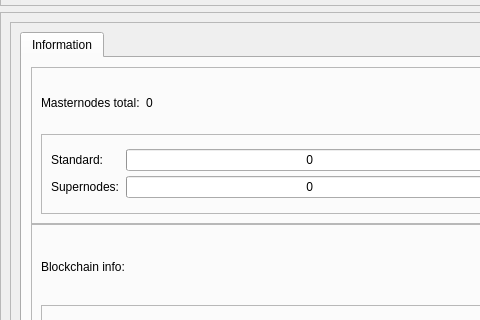
Above: src/qt/forms/overviewpage.ui from SatoshiCoin-Crypto/SWYFT.Network-SATC before the change; both pictures show x 0 to 480 and y 240 to 560 of the 1067 by 650 pixel window. Below: the same form after it.
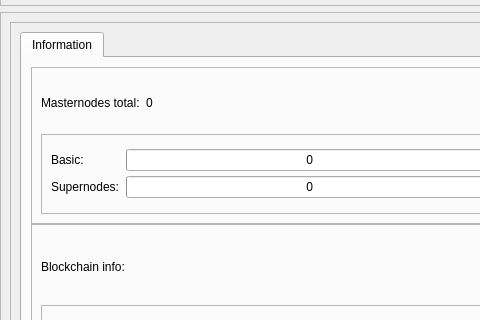
That is the form after the change.

What changed in the file:
```diff
--- a/src/qt/forms/overviewpage.ui
+++ b/src/qt/forms/overviewpage.ui
@@ -693,7 +693,7 @@
                             </size>
                            </property>
                            <property name="text">
-                            <string>Standard:</string>
+                            <string>Basic:</string>
                            </property>
                           </widget>
                          </item>
```
